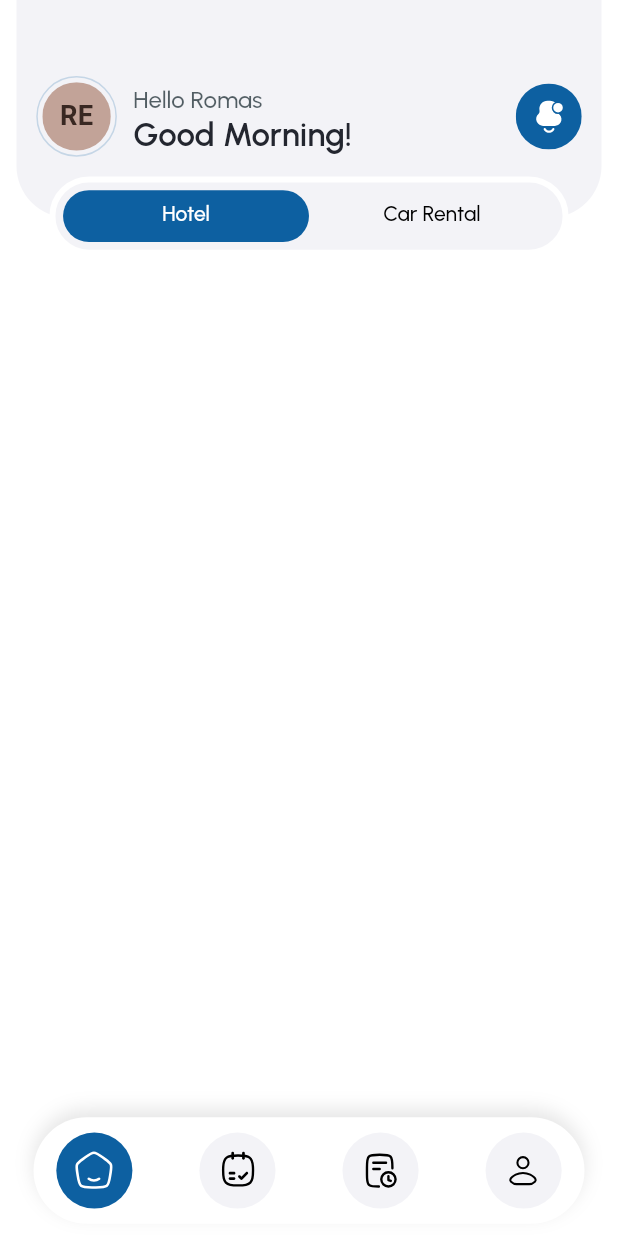
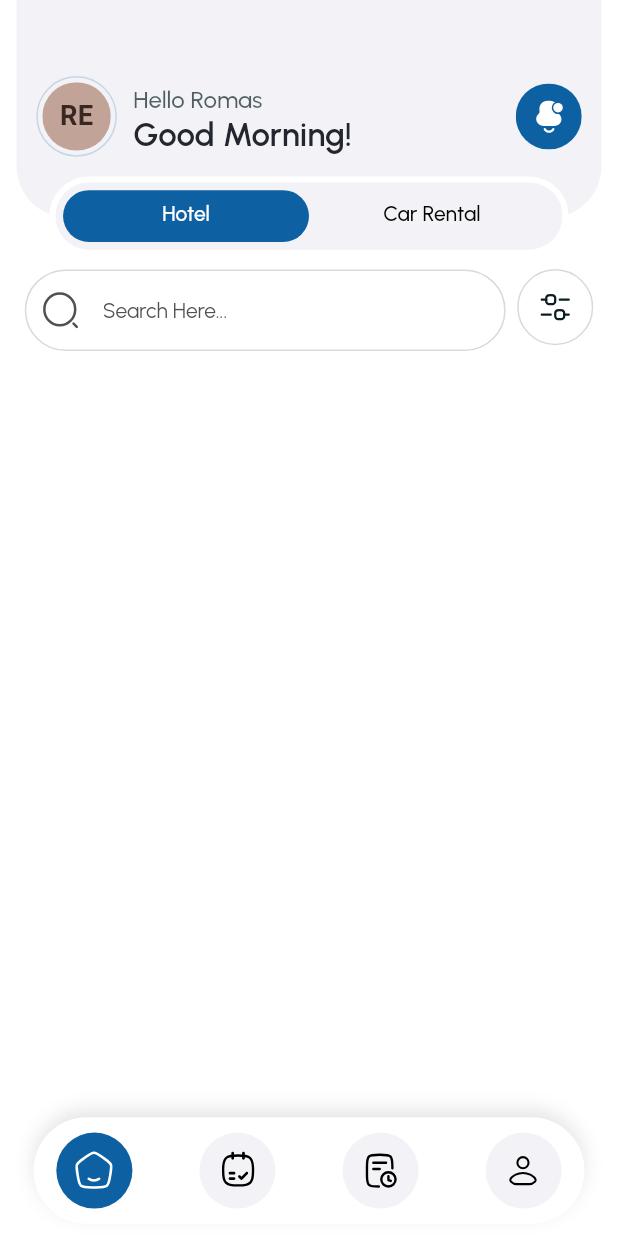
Before and after one commit to manushah77/rezorent_app, a Flutter app: the BottomBarView screen opened by its route, on a phone screen of 412 x 824 dp. Run offline on Flutter 3.47's test engine with Material 3 defaults, Android fonts, the phone set to English and light mode, and no system bars; drawn by our look-alikes of cached_network_image, flutter_animate; our stand-ins replace connectivity_plus, device_preview, dio, dropdown_button2, firebase_core, firebase_messaging and 13 more; missing offline and left inert: flutter_swipe_button; accounts and stored records are empty; network calls fail; key blocks and very long unbroken strings in the code were emptied for the run.

Commit message:
Push By Arslan on 4th September working on Frontend

```diff
--- a/lib/app/config/app_assets.dart
+++ b/lib/app/config/app_assets.dart
@@ -2,6 +2,7 @@
 class AppAssets {
   static const String svgsPath = 'assets/svgs';
   static const String imagesPath = 'assets/images';
+
   //static const String lottiesPath = 'assets/lotties';
 
   //Lotties Path
@@ -22,7 +23,6 @@ class AppAssets {
   static const String termsIcon = '$imagesPath/ic_terms_condition.png';
   static const String deleteAccountIcon = '$imagesPath/delete_account_icon.png';
 
-
   // Svgs Path
   static const String backButton = '$svgsPath/back_btn.svg';
   static const String whiteBackButton = '$svgsPath/white_back_button.svg';
@@ -41,5 +41,6 @@ class AppAssets {
   static const String closeIcon = '$svgsPath/close_icon.svg';
   static const String homeIndicatorIcon = '$svgsPath/home_indicator_icon.svg';
   static const String notificationIcon = '$svgsPath/notification_icon.svg';
-
+  static const String searchIcon = '$svgsPath/search_icon.svg';
+  static const String filterIcon = '$svgsPath/filter_icon.svg';
 }
--- a/lib/app/custom_widgets/app_custom_field.dart
+++ b/lib/app/custom_widgets/app_custom_field.dart
@@ -187,20 +187,33 @@ class AppCustomField extends StatelessWidget {
             floatingLabelBehavior: FloatingLabelBehavior.auto,
             filled: filled ?? true,
             fillColor: fillColor ?? Color(0xffF4F4F4),
-            border: OutlineInputBorder(borderSide: BorderSide(color: enabledBorderColor ?? AppColors.transparent), borderRadius: BorderRadius.circular(16.sp)),
+            border: OutlineInputBorder(
+              borderSide: BorderSide(color: enabledBorderColor ?? AppColors.transparent),
+              borderRadius: BorderRadius.circular(16.sp),
+            ),
             prefixIconColor: prefixIconColor,
             suffixIconColor: suffixIconColor,
             contentPadding: contentPadding ?? EdgeInsets.symmetric(horizontal: 15.w, vertical: 15.h),
             focusedBorder: OutlineInputBorder(
-                borderSide: BorderSide(color: enabledBorderColor ?? AppColors.primary), borderRadius: BorderRadius.circular(16.sp)),
+              borderSide: BorderSide(color: enabledBorderColor ?? AppColors.primary),
+              borderRadius: BorderRadius.circular(focusedBorder ?? 16.sp),
+            ),
             enabledBorder: OutlineInputBorder(
-                borderSide: BorderSide(color: enabledBorderColor ?? AppColors.transparent), borderRadius: BorderRadius.circular(16.sp)),
+              borderSide: BorderSide(color: enabledBorderColor ?? AppColors.transparent),
+              borderRadius: BorderRadius.circular(enabledBorder ?? 16.sp),
+            ),
             errorBorder: OutlineInputBorder(
-                borderSide: BorderSide(color: enabledBorderColor ?? AppColors.negativeRed), borderRadius: BorderRadius.circular(16.sp)),
+              borderSide: BorderSide(color: enabledBorderColor ?? AppColors.negativeRed),
+              borderRadius: BorderRadius.circular(errorBorder ?? 16.sp),
+            ),
             disabledBorder: OutlineInputBorder(
-                borderSide: BorderSide(color: enabledBorderColor ?? AppColors.transparent), borderRadius: BorderRadius.circular(16.sp)),
+              borderSide: BorderSide(color: enabledBorderColor ?? AppColors.transparent),
+              borderRadius: BorderRadius.circular(disabledBorder ?? 16.sp),
+            ),
             focusedErrorBorder: OutlineInputBorder(
-                borderSide: BorderSide(color: enabledBorderColor ?? AppColors.primary), borderRadius: BorderRadius.circular(16.sp)),
+              borderSide: BorderSide(color: enabledBorderColor ?? AppColors.primary),
+              borderRadius: BorderRadius.circular(focusErrorBorder ?? 16.sp),
+            ),
             errorMaxLines: 2,
             errorStyle: TextStyle(color: Colors.red, fontSize: 12.sp),
           ),
--- a/lib/app/mvvm/views/bottom_bar_view/home_view.dart
+++ b/lib/app/mvvm/views/bottom_bar_view/home_view.dart
@@ -8,6 +8,8 @@ import 'package:rezorent_app/app/config/app_text_style.dart';
 import 'package:rezorent_app/app/config/padding_extensions.dart';
 import 'package:rezorent_app/app/custom_widgets/custom_cache_image/custom_cached_image.dart';
 import 'package:rezorent_app/app/custom_widgets/sizedbox_extension.dart';
+import 'package:rezorent_app/app/mvvm/views/home_tabs/cars_tab.dart';
+import 'package:rezorent_app/app/mvvm/views/home_tabs/hotels_tab.dart';
 
 class HomeView extends StatefulWidget {
   const HomeView({super.key});
@@ -84,8 +86,7 @@ class _HomeViewState extends State<HomeView> with TickerProviderStateMixin {
                 bottom: -25.h,
                 right: 10.w,
                 left: 10.w,
-                child:
-                    Container(
+                child: Container(
                   height: 52.h,
                   decoration: BoxDecoration(
                     color: AppColors.scaffoldBgColor,
@@ -126,13 +127,13 @@ class _HomeViewState extends State<HomeView> with TickerProviderStateMixin {
                     indicator: BoxDecoration(borderRadius: BorderRadius.circular(33.sp), color: AppColors.primary),
                     onTap: (index) {},
                   ).paddingFromAll(5.sp),
-                        )
-                        .paddingHorizontal(20.w)
-                        .animate()
-                        .fadeIn(duration: 500.ms, delay: 400.ms)
-                        .slide(begin: Offset(0, -30.h), duration: 800.ms, curve: Curves.easeOutCubic),
+                ).paddingHorizontal(20.w),
               ),
             ],
+          ),
+          30.h.height,
+          Expanded(
+            child: TabBarView(controller: tabController, children: [HotelsTab(), CarsTab()]),
           ),
         ],
       ),
--- /dev/null
+++ b/lib/app/mvvm/views/home_tabs/cars_tab.dart
@@ -0,0 +1,15 @@
+import 'package:flutter/material.dart';
+
+class CarsTab extends StatefulWidget {
+  const CarsTab({super.key});
+
+  @override
+  State<CarsTab> createState() => _CarsTabState();
+}
+
+class _CarsTabState extends State<CarsTab> {
+  @override
+  Widget build(BuildContext context) {
+    return const Placeholder();
+  }
+}
--- /dev/null
+++ b/lib/app/mvvm/views/home_tabs/hotels_tab.dart
@@ -0,0 +1,57 @@
+import 'package:flutter/material.dart';
+import 'package:flutter_screenutil/flutter_screenutil.dart';
+import 'package:flutter_svg/flutter_svg.dart';
+import 'package:rezorent_app/app/config/app_assets.dart';
+import 'package:rezorent_app/app/config/app_colors.dart';
+import 'package:rezorent_app/app/config/padding_extensions.dart';
+import 'package:rezorent_app/app/custom_widgets/app_custom_field.dart';
+import 'package:rezorent_app/app/custom_widgets/sizedbox_extension.dart';
+
+class HotelsTab extends StatefulWidget {
+  const HotelsTab({super.key});
+
+  @override
+  State<HotelsTab> createState() => _HotelsTabState();
+}
+
+class _HotelsTabState extends State<HotelsTab> {
+  @override
+  Widget build(BuildContext context) {
+    return SingleChildScrollView(
+      physics: BouncingScrollPhysics(),
+      child: Column(
+        children: [
+          Row(
+            children: [
+              Expanded(
+                child: AppCustomField(
+                  titleWidget: SizedBox.shrink(),
+                  enabledBorder: 50.sp,
+                  disabledBorder: 50.sp,
+                  enabledBorderColor: Color(0xffD9D9D9),
+                  focusedBorder: 50.sp,
+                  focusedBorderColor: AppColors.primary,
+                  textInputAction: TextInputAction.search,
+                  prefixIcon: SvgPicture.asset(AppAssets.searchIcon).paddingFromAll(10.sp),
+                  hintText: 'Search Here...',
+                  fillColor: Colors.transparent,
+                ),
+              ),
+              7.w.width,
+              Container(
+                height: 50.sp,
+                width: 50.sp,
+                decoration: BoxDecoration(
+                  shape: BoxShape.circle,
+                  border: Border.all(color: Color(0xffD9D9D9)),
+                  color: Colors.transparent,
+                ),
+                child: Center(child: SvgPicture.asset(AppAssets.filterIcon)),
+              ),
+            ],
+          ),
+        ],
+      ).paddingHorizontal(15.w),
+    );
+  }
+}
```
Also changed, not shown: assets/svgs/filter_icon.svg (added), assets/svgs/search_icon.svg (added). Lines whose indentation alone changed are shown as unchanged.
